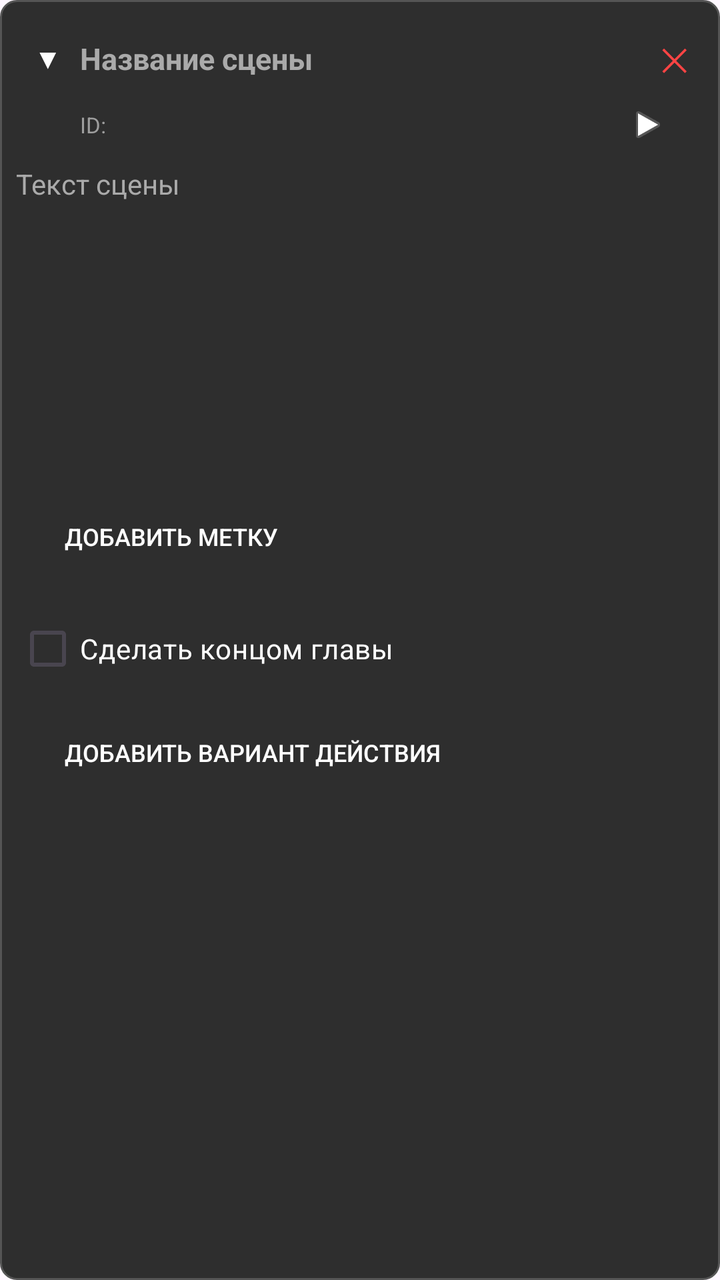
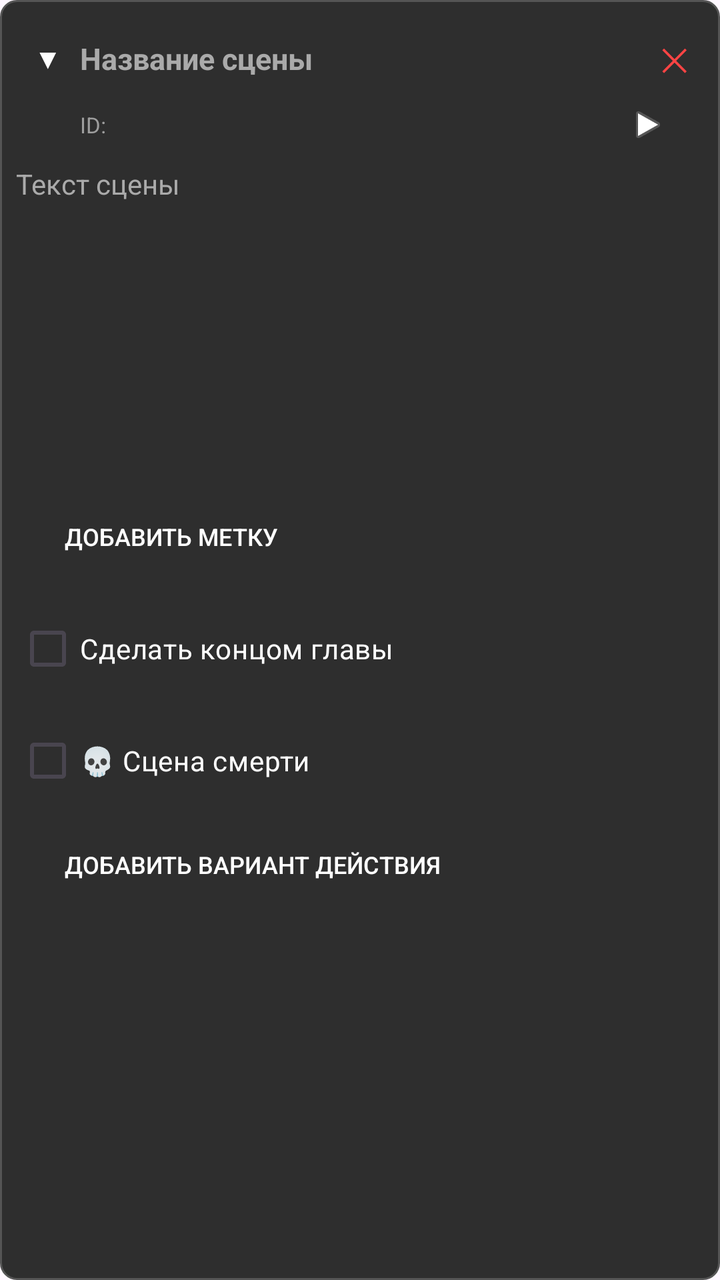

Compare the two renders of this Android layout. The source of the first and the diff that turns it into the second are given below.
<!-- AndroidManifest.xml: application theme Theme.Adventure -->
<!-- res/layout/item_editor_scene.xml -->
<?xml version="1.0" encoding="utf-8"?>
<LinearLayout xmlns:android="http://schemas.android.com/apk/res/android"
    android:layout_width="match_parent"
    android:layout_height="wrap_content"
    android:orientation="vertical"
    android:padding="8dp"
    android:background="@drawable/scene_background"
    android:layout_marginBottom="12dp">

    
    <LinearLayout
        android:id="@+id/header"
        android:layout_width="match_parent"
        android:layout_height="wrap_content"
        android:orientation="horizontal"
        android:gravity="center_vertical">

        <TextView
            android:id="@+id/tv_chevron"
            android:layout_width="32dp"
            android:layout_height="32dp"
            android:text="▼"
            android:textSize="14sp"
            android:textColor="#FFFFFF"
            android:gravity="center"
            android:clickable="true"
            android:focusable="true"
            android:background="?attr/selectableItemBackgroundBorderless" />

        <EditText
            android:id="@+id/et_scene_title"
            android:layout_width="0dp"
            android:layout_height="wrap_content"
            android:layout_weight="1"
            android:hint="Название сцены"
            android:textColor="#FFFFFF"
            android:textColorHint="#AAAAAA"
            android:textSize="15sp"
            android:textStyle="bold"
            android:background="@android:color/transparent"
            android:maxLines="1" />

        <Button
            android:id="@+id/btn_delete_scene"
            android:layout_width="wrap_content"
            android:layout_height="wrap_content"
            android:text="✕"
            android:textColor="#FF4444"
            style="?android:attr/borderlessButtonStyle"
            android:textSize="16sp"
            android:minWidth="0dp"
            android:minHeight="0dp"
            android:paddingStart="8dp"
            android:paddingEnd="8dp" />
    </LinearLayout>

    
    <LinearLayout
        android:id="@+id/info_row"
        android:layout_width="match_parent"
        android:layout_height="wrap_content"
        android:orientation="horizontal"
        android:gravity="center_vertical"
        android:paddingStart="32dp"
        android:paddingEnd="8dp"
        android:layout_marginBottom="4dp"
        android:clickable="true"
        android:focusable="true"
        android:background="?attr/selectableItemBackground">

        <LinearLayout
            android:layout_width="0dp"
            android:layout_height="wrap_content"
            android:layout_weight="1"
            android:orientation="horizontal"
            android:gravity="center_vertical">

            <TextView
                android:id="@+id/tv_scene_id"
                android:layout_width="0dp"
                android:layout_height="wrap_content"
                android:layout_weight="1"
                android:text="ID: "
                android:textColor="#9E9E9E"
                android:textSize="11sp"
                android:maxLines="1"
                android:ellipsize="end" />

            <ImageButton
                android:id="@+id/btn_rebuild_id"
                android:layout_width="24dp"
                android:layout_height="24dp"
                android:src="@android:drawable/ic_menu_rotate"
                android:background="?attr/selectableItemBackgroundBorderless"
                android:contentDescription="Пересобрать ID из названия"
                android:scaleType="centerInside"
                android:padding="2dp"
                android:visibility="gone" />

            <ImageButton
                android:id="@+id/btn_preview_scene"
                android:layout_width="24dp"
                android:layout_height="24dp"
                android:src="@android:drawable/ic_media_play"
                android:background="?attr/selectableItemBackgroundBorderless"
                android:contentDescription="Предпросмотр сцены в читалке"
                android:scaleType="centerInside"
                android:padding="2dp" />

        </LinearLayout>

        <TextView
            android:id="@+id/tv_choices_count"
            android:layout_width="wrap_content"
            android:layout_height="wrap_content"
            android:text=""
            android:textColor="#9E9E9E"
            android:textSize="11sp"
            android:layout_marginStart="8dp" />

        <TextView
            android:id="@+id/tv_chapter_end_badge"
            android:layout_width="wrap_content"
            android:layout_height="wrap_content"
            android:text="🏁 Глава"
            android:textSize="11sp"
            android:textColor="#FFC107"
            android:layout_marginStart="8dp"
            android:visibility="gone" />
    </LinearLayout>

    
    <LinearLayout
        android:id="@+id/body"
        android:layout_width="match_parent"
        android:layout_height="wrap_content"
        android:orientation="vertical"
        android:paddingTop="4dp">

        <EditText
            android:id="@+id/et_scene_text"
            android:layout_width="match_parent"
            android:layout_height="150dp"
            android:hint="Текст сцены"
            android:textColor="#FFFFFF"
            android:textColorHint="#AAAAAA"
            android:gravity="top"
            android:textSize="14sp"
            android:layout_marginBottom="8dp"
            android:background="@android:color/transparent" />

        <LinearLayout
            android:id="@+id/container_tags"
            android:layout_width="match_parent"
            android:layout_height="wrap_content"
            android:orientation="vertical"
            android:layout_marginBottom="4dp" />

        <Button
            android:id="@+id/btn_add_tag"
            android:layout_width="wrap_content"
            android:layout_height="wrap_content"
            android:text="Добавить метку"
            android:textColor="#FFFFFF"
            style="?android:attr/borderlessButtonStyle"
            android:textSize="12sp" />

        <CheckBox
            android:id="@+id/cb_chapter_end"
            android:layout_width="wrap_content"
            android:layout_height="wrap_content"
            android:text="Сделать концом главы"
            android:textColor="#FFFFFF"
            android:layout_marginTop="8dp" />

        <LinearLayout
            android:id="@+id/layout_steps"
            android:layout_width="match_parent"
            android:layout_height="wrap_content"
            android:orientation="horizontal"
            android:visibility="gone"
            android:layout_marginBottom="8dp"
            android:clickable="true"
            android:focusable="true"
            android:background="?attr/selectableItemBackground"
            android:padding="6dp">

            <TextView
                android:id="@+id/tv_steps_display"
                android:layout_width="match_parent"
                android:layout_height="wrap_content"
                android:text=""
                android:textSize="13sp"
                android:textColor="#FFC107" />
        </LinearLayout>

        <LinearLayout
            android:id="@+id/container_choices"
            android:layout_width="match_parent"
            android:layout_height="wrap_content"
            android:orientation="vertical"
            android:layout_marginBottom="4dp" />

        <Button
            android:id="@+id/btn_add_choice"
            android:layout_width="wrap_content"
            android:layout_height="wrap_content"
            android:text="Добавить вариант действия"
            android:textColor="#FFFFFF"
            style="?android:attr/borderlessButtonStyle"
            android:textSize="12sp" />

    </LinearLayout>

</LinearLayout>
<!-- resources referenced by this layout -->
<resources>
  <!-- drawable scene_background (drawable) -->
  <?xml version="1.0" encoding="utf-8"?>
  <shape xmlns:android="http://schemas.android.com/apk/res/android"
      android:shape="rectangle">
      <solid android:color="#2E2E2E" />
      <stroke
          android:width="1dp"
          android:color="#555555" />
      <corners android:radius="8dp" />
      <padding
          android:left="8dp"
          android:right="8dp"
          android:top="8dp"
          android:bottom="8dp" />
  </shape>
  <style name="Theme.Adventure" parent="Base.Theme.Adventure" />
  <style name="Base.Theme.Adventure" parent="Theme.Material3.DayNight.NoActionBar">
          
          
      </style>
</resources>

<!-- the commit's change to res/layout/item_editor_scene.xml (unified diff, before → after) -->
@@ -106,7 +106,6 @@
                 android:contentDescription="Предпросмотр сцены в читалке"
                 android:scaleType="centerInside"
                 android:padding="2dp" />
-
         </LinearLayout>
 
         <TextView
@@ -125,6 +124,16 @@
             android:text="🏁 Глава"
             android:textSize="11sp"
             android:textColor="#FFC107"
+            android:layout_marginStart="8dp"
+            android:visibility="gone" />
+
+        <TextView
+            android:id="@+id/tv_death_badge"
+            android:layout_width="wrap_content"
+            android:layout_height="wrap_content"
+            android:text="💀 Смерть"
+            android:textSize="11sp"
+            android:textColor="#F44336"
             android:layout_marginStart="8dp"
             android:visibility="gone" />
     </LinearLayout>
@@ -194,6 +203,58 @@
                 android:textColor="#FFC107" />
         </LinearLayout>
 
+        <CheckBox
+            android:id="@+id/cb_death_scene"
+            android:layout_width="wrap_content"
+            android:layout_height="wrap_content"
+            android:text="💀 Сцена смерти"
+            android:textColor="#FFFFFF"
+            android:layout_marginTop="8dp" />
+
+        <LinearLayout
+            android:id="@+id/layout_death_options"
+            android:layout_width="match_parent"
+            android:layout_height="wrap_content"
+            android:orientation="vertical"
+            android:visibility="gone"
+            android:paddingStart="16dp"
+            android:paddingEnd="0dp"
+            android:layout_marginTop="4dp"
+            android:layout_marginBottom="8dp">
+
+            <TextView
+                android:layout_width="match_parent"
+                android:layout_height="wrap_content"
+                android:text="Какие кнопки видит игрок после смерти:"
+                android:textSize="11sp"
+                android:textColor="#9E9E9E"
+                android:layout_marginBottom="4dp" />
+
+            <CheckBox
+                android:id="@+id/cb_death_allow_step_back"
+                android:layout_width="wrap_content"
+                android:layout_height="wrap_content"
+                android:text="↩ Один шаг назад"
+                android:textColor="#FFFFFF"
+                android:textSize="13sp" />
+
+            <CheckBox
+                android:id="@+id/cb_death_allow_chapter_restart"
+                android:layout_width="wrap_content"
+                android:layout_height="wrap_content"
+                android:text="📖 В начало главы"
+                android:textColor="#FFFFFF"
+                android:textSize="13sp" />
+
+            <CheckBox
+                android:id="@+id/cb_death_allow_adventure_restart"
+                android:layout_width="wrap_content"
+                android:layout_height="wrap_content"
+                android:text="🏠 Начать приключение заново"
+                android:textColor="#FFFFFF"
+                android:textSize="13sp" />
+        </LinearLayout>
+
         <LinearLayout
             android:id="@+id/container_choices"
             android:layout_width="match_parent"
